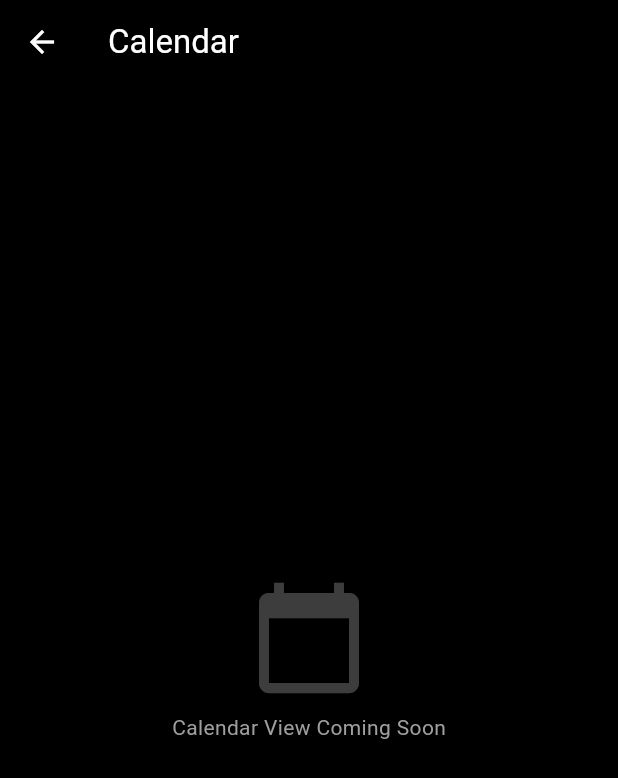
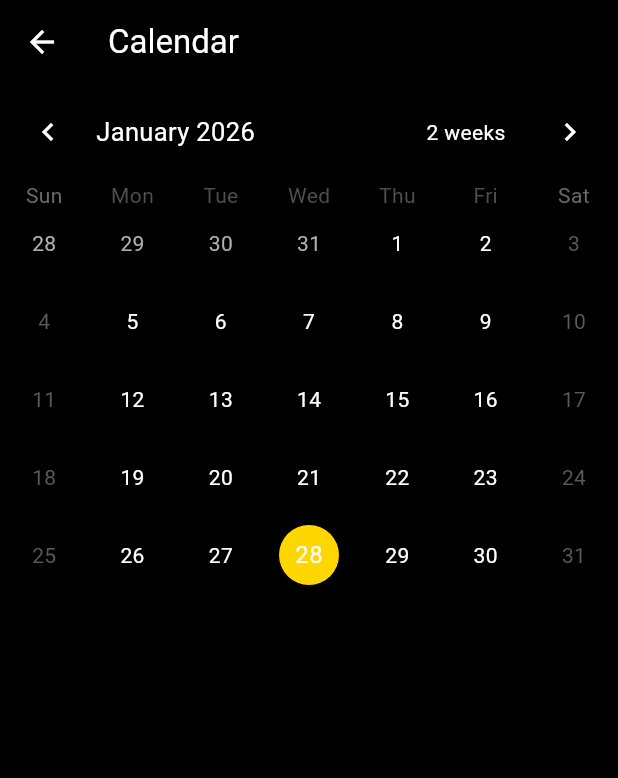
Before and after one commit to Adwit-webdev/CashNote, a Flutter app: the CalendarScreen screen opened directly, on a phone screen of 412 x 824 dp. Shown: the top 778 px of the screen. Run offline on Flutter 3.47's test engine with Material 3 defaults, Android fonts, the phone set to English and light mode, and no system bars; drawn by our look-alikes of table_calendar; our stand-ins replace cloud_firestore, firebase_core, fl_chart, flutter_local_notifications, share_plus, shared_preferences and 1 more; missing offline and left inert: mobile_scanner; accounts and stored records are empty.

Commit message:
second commit

```diff
--- a/lib/main.dart
+++ b/lib/main.dart
@@ -25,6 +25,10 @@ class MyApp extends StatelessWidget {
       debugShowCheckedModeBanner: false,
       title: 'CashNote',
       theme: ThemeData(
+        searchBarTheme: SearchBarThemeData(
+        textStyle: WidgetStateProperty.all(const TextStyle(color: Colors.white)),
+        hintStyle: WidgetStateProperty.all(const TextStyle(color: Colors.grey)),
+        ),
         useMaterial3: true,
         brightness: Brightness.dark,
         scaffoldBackgroundColor: Colors.black, // True Black
--- a/lib/models/note_model.dart
+++ b/lib/models/note_model.dart
@@ -47,7 +47,7 @@ class NoteModel {
     required this.colorIndex,
   });
 
-  // 🧠 Smart Total Calculation: Price * Quantity
+  //Total Calculation: Price * Quantity
   double get totalCost {
     double total = 0;
     for (var item in items) {
--- a/lib/screens/calendar_screen.dart
+++ b/lib/screens/calendar_screen.dart
@@ -1,25 +1,37 @@
 import 'package:flutter/material.dart';
+import 'package:table_calendar/table_calendar.dart';
 
-class CalendarScreen extends StatelessWidget {
+class CalendarScreen extends StatefulWidget {
   const CalendarScreen({super.key});
+  @override
+  State<CalendarScreen> createState() => _CalendarScreenState();
+}
+
+class _CalendarScreenState extends State<CalendarScreen> {
+  DateTime _focusedDay = DateTime.now();
+  DateTime? _selectedDay;
 
   @override
   Widget build(BuildContext context) {
     return Scaffold(
       backgroundColor: Colors.black,
-      appBar: AppBar(
-        title: const Text("Calendar", style: TextStyle(color: Colors.white)),
-        backgroundColor: Colors.black,
-        iconTheme: const IconThemeData(color: Colors.white),
-      ),
-      body: const Center(
-        child: Column(
-          mainAxisAlignment: MainAxisAlignment.center,
-          children: [
-            Icon(Icons.calendar_today, size: 80, color: Colors.white24),
-            SizedBox(height: 10),
-            Text("Calendar View Coming Soon", style: TextStyle(color: Colors.grey)),
-          ],
+      appBar: AppBar(title: const Text("Calendar"), backgroundColor: Colors.black),
+      body: TableCalendar(
+        // LATEST: Minimalist 2026 styling
+        firstDay: DateTime.utc(2025, 1, 1),
+        lastDay: DateTime.utc(2030, 12, 31),
+        focusedDay: _focusedDay,
+        selectedDayPredicate: (day) => isSameDay(_selectedDay, day),
+        onDaySelected: (selected, focused) {
+          setState(() {
+            _selectedDay = selected;
+            _focusedDay = focused;
+          });
+        },
+        calendarStyle: const CalendarStyle(
+          todayDecoration: BoxDecoration(color: Color(0xFFFFD700), shape: BoxShape.circle),
+          selectedDecoration: BoxDecoration(color: Colors.orange, shape: BoxShape.circle),
+          defaultTextStyle: TextStyle(color: Colors.white),
         ),
       ),
     );
--- a/pubspec.yaml
+++ b/pubspec.yaml
@@ -48,6 +48,8 @@ dependencies:
   flutter_local_notifications: ^19.5.0
   timezone: ^0.10.1
   shared_preferences: ^2.5.4
+  table_calendar: ^3.2.0
+
 
 dev_dependencies:
   flutter_test:
```
Also changed, not shown: lib/screens/add_note_screen.dart (+57 -10 lines), lib/screens/home_screen.dart (+7 -5 lines), lib/screens/notes_screen.dart (+72 -69 lines), lib/services/firestore_service.dart (+24 -0 lines), lib/services/notification_service.dart (+23 -4 lines), pubspec.lock.
